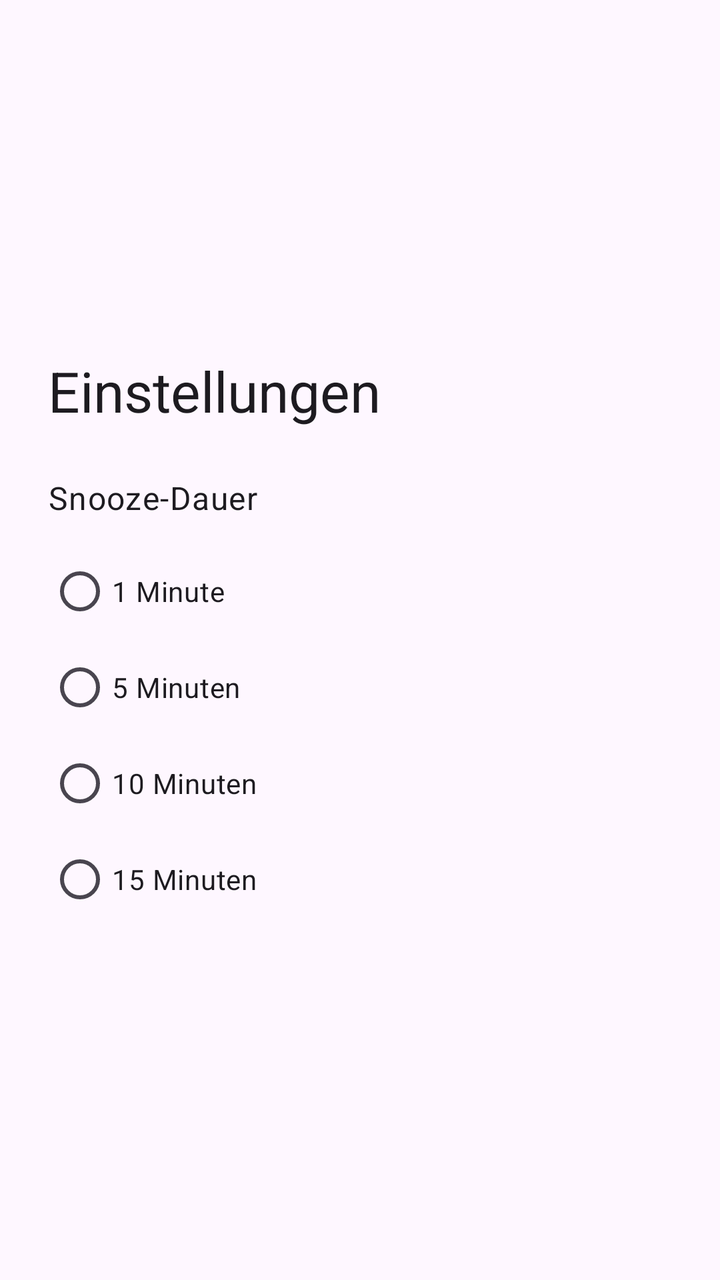
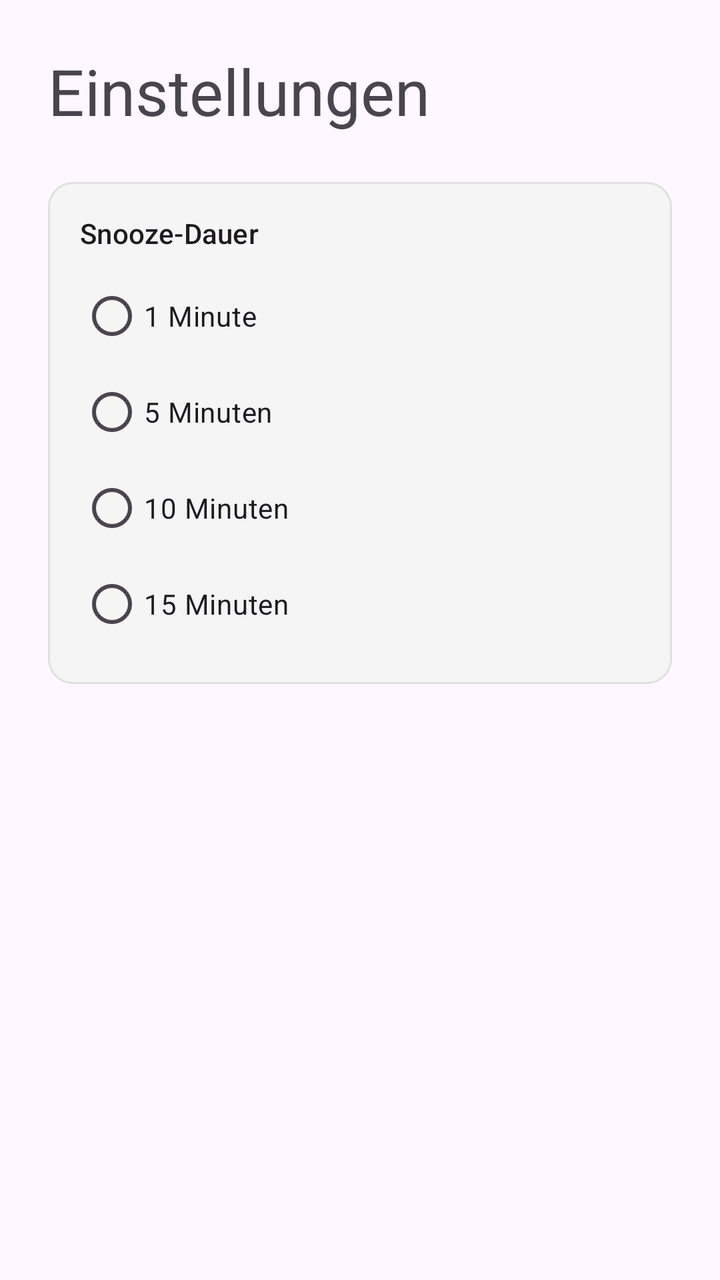

Compare the two renders of this Android layout. The source of the first and the diff that turns it into the second are given below.
<!-- AndroidManifest.xml: application theme Theme.D_AlarmApp -->
<!-- res/layout/activity_settings.xml -->
<?xml version="1.0" encoding="utf-8"?>
<androidx.constraintlayout.widget.ConstraintLayout xmlns:android="http://schemas.android.com/apk/res/android"
    xmlns:app="http://schemas.android.com/apk/res-auto"
    xmlns:tools="http://schemas.android.com/tools"
    android:id="@+id/settingsRoot"
    android:layout_width="match_parent"
    android:layout_height="match_parent"
    android:padding="24dp"
    tools:context=".SettingsActivity">

    <LinearLayout
        android:layout_width="0dp"
        android:layout_height="wrap_content"
        android:orientation="vertical"
        app:layout_constraintBottom_toBottomOf="parent"
        app:layout_constraintEnd_toEndOf="parent"
        app:layout_constraintStart_toStartOf="parent"
        app:layout_constraintTop_toTopOf="parent">

        <TextView
            android:id="@+id/settingsTitleTextView"
            android:layout_width="wrap_content"
            android:layout_height="wrap_content"
            android:text="@string/settings"
            android:textAppearance="@style/TextAppearance.Material3.HeadlineMedium" />

        <TextView
            android:id="@+id/snoozeDurationTextView"
            android:layout_width="match_parent"
            android:layout_height="wrap_content"
            android:layout_marginTop="24dp"
            android:text="@string/snooze_duration"
            android:textAppearance="@style/TextAppearance.Material3.BodyLarge" />

        <RadioGroup
            android:id="@+id/snoozeRadioGroup"
            android:layout_width="match_parent"
            android:layout_height="wrap_content"
            android:layout_marginTop="12dp"
            android:orientation="vertical">

            <RadioButton
                android:id="@+id/snoozeOneMinuteRadioButton"
                android:layout_width="match_parent"
                android:layout_height="wrap_content"
                android:text="@string/snooze_one_minute" />

            <RadioButton
                android:id="@+id/snoozeFiveMinutesRadioButton"
                android:layout_width="match_parent"
                android:layout_height="wrap_content"
                android:text="@string/snooze_five_minutes" />

            <RadioButton
                android:id="@+id/snoozeTenMinutesRadioButton"
                android:layout_width="match_parent"
                android:layout_height="wrap_content"
                android:text="@string/snooze_ten_minutes" />

            <RadioButton
                android:id="@+id/snoozeFifteenMinutesRadioButton"
                android:layout_width="match_parent"
                android:layout_height="wrap_content"
                android:text="@string/snooze_fifteen_minutes" />

        </RadioGroup>

    </LinearLayout>

</androidx.constraintlayout.widget.ConstraintLayout>
<!-- resources referenced by this layout -->
<resources>
  <string name="settings">Einstellungen</string>
  <string name="snooze_duration">Snooze-Dauer</string>
  <string name="snooze_fifteen_minutes">15 Minuten</string>
  <string name="snooze_five_minutes">5 Minuten</string>
  <string name="snooze_one_minute">1 Minute</string>
  <string name="snooze_ten_minutes">10 Minuten</string>
  <style name="Theme.D_AlarmApp" parent="Base.Theme.D_AlarmApp" />
  <style name="Base.Theme.D_AlarmApp" parent="Theme.Material3.DayNight.NoActionBar">
      </style>
</resources>

<!-- the commit's change to res/layout/activity_settings.xml (unified diff, before → after) -->
@@ -5,14 +5,15 @@
     android:id="@+id/settingsRoot"
     android:layout_width="match_parent"
     android:layout_height="match_parent"
-    android:padding="24dp"
     tools:context=".SettingsActivity">
 
     <LinearLayout
         android:layout_width="0dp"
         android:layout_height="wrap_content"
         android:orientation="vertical"
-        app:layout_constraintBottom_toBottomOf="parent"
+        android:paddingStart="24dp"
+        android:paddingEnd="24dp"
+        android:paddingTop="24dp"
         app:layout_constraintEnd_toEndOf="parent"
         app:layout_constraintStart_toStartOf="parent"
         app:layout_constraintTop_toTopOf="parent">
@@ -22,48 +23,60 @@
             android:layout_width="wrap_content"
             android:layout_height="wrap_content"
             android:text="@string/settings"
-            android:textAppearance="@style/TextAppearance.Material3.HeadlineMedium" />
+            android:textAppearance="@style/TextAppearance.Material3.HeadlineLarge" />
 
-        <TextView
-            android:id="@+id/snoozeDurationTextView"
+        <LinearLayout
             android:layout_width="match_parent"
             android:layout_height="wrap_content"
             android:layout_marginTop="24dp"
-            android:text="@string/snooze_duration"
-            android:textAppearance="@style/TextAppearance.Material3.BodyLarge" />
+            android:background="@drawable/bg_settings_group"
+            android:orientation="vertical"
+            android:padding="16dp">
 
-        <RadioGroup
-            android:id="@+id/snoozeRadioGroup"
-            android:layout_width="match_parent"
-            android:layout_height="wrap_content"
-            android:layout_marginTop="12dp"
-            android:orientation="vertical">
-
-            <RadioButton
-                android:id="@+id/snoozeOneMinuteRadioButton"
+            <TextView
+                android:id="@+id/snoozeDurationTextView"
                 android:layout_width="match_parent"
                 android:layout_height="wrap_content"
-                android:text="@string/snooze_one_minute" />
+                android:text="@string/snooze_duration"
+                android:textAppearance="@style/TextAppearance.Material3.TitleSmall" />
 
-            <RadioButton
-                android:id="@+id/snoozeFiveMinutesRadioButton"
+            <RadioGroup
+                android:id="@+id/snoozeRadioGroup"
                 android:layout_width="match_parent"
                 android:layout_height="wrap_content"
-                android:text="@string/snooze_five_minutes" />
+                android:layout_marginTop="8dp"
+                android:orientation="vertical">
 
-            <RadioButton
-                android:id="@+id/snoozeTenMinutesRadioButton"
-                android:layout_width="match_parent"
-                android:layout_height="wrap_content"
-                android:text="@string/snooze_ten_minutes" />
+                <RadioButton
+                    android:id="@+id/snoozeOneMinuteRadioButton"
+                    android:layout_width="match_parent"
+                    android:layout_height="wrap_content"
+                    android:minHeight="48dp"
+                    android:text="@string/snooze_one_minute" />
 
-            <RadioButton
-                android:id="@+id/snoozeFifteenMinutesRadioButton"
-                android:layout_width="match_parent"
-                android:layout_height="wrap_content"
-                android:text="@string/snooze_fifteen_minutes" />
+                <RadioButton
+                    android:id="@+id/snoozeFiveMinutesRadioButton"
+                    android:layout_width="match_parent"
+                    android:layout_height="wrap_content"
+                    android:minHeight="48dp"
+                    android:text="@string/snooze_five_minutes" />
 
-        </RadioGroup>
+                <RadioButton
+                    android:id="@+id/snoozeTenMinutesRadioButton"
+                    android:layout_width="match_parent"
+                    android:layout_height="wrap_content"
+                    android:minHeight="48dp"
+                    android:text="@string/snooze_ten_minutes" />
+
+                <RadioButton
+                    android:id="@+id/snoozeFifteenMinutesRadioButton"
+                    android:layout_width="match_parent"
+                    android:layout_height="wrap_content"
+                    android:minHeight="48dp"
+                    android:text="@string/snooze_fifteen_minutes" />
+
+            </RadioGroup>
+        </LinearLayout>
 
     </LinearLayout>
 
<!-- resource entries referenced after the edit -->
@@ -1,5 +1,12 @@
 <!-- resources referenced by this layout -->
 <resources>
+  <!-- drawable bg_settings_group (drawable) -->
+  <?xml version="1.0" encoding="utf-8"?>
+  <shape xmlns:android="http://schemas.android.com/apk/res/android">
+      <solid android:color="@color/colorSettingsCardFill" />
+      <stroke android:width="1dp" android:color="@color/colorSettingsCardStroke" />
+      <corners android:radius="12dp" />
+  </shape>
   <string name="settings">Einstellungen</string>
   <string name="snooze_duration">Snooze-Dauer</string>
   <string name="snooze_fifteen_minutes">15 Minuten</string>
@@ -7,7 +14,13 @@
   <string name="snooze_one_minute">1 Minute</string>
   <string name="snooze_ten_minutes">10 Minuten</string>
   <style name="Theme.D_AlarmApp" parent="Base.Theme.D_AlarmApp" />
+  <color name="colorSettingsCardFill">#F5F5F5</color>
+  <color name="colorSettingsCardStroke">#E0E0E0</color>
   <style name="Base.Theme.D_AlarmApp" parent="Theme.Material3.DayNight.NoActionBar">
+          <item name="colorPrimary">@color/colorPrimary</item>
+          <item name="colorOnPrimary">@color/colorOnPrimary</item>
       </style>
+  <color name="colorPrimary">#5C6BC0</color>
+  <color name="colorOnPrimary">#FFFFFF</color>
 </resources>
 
